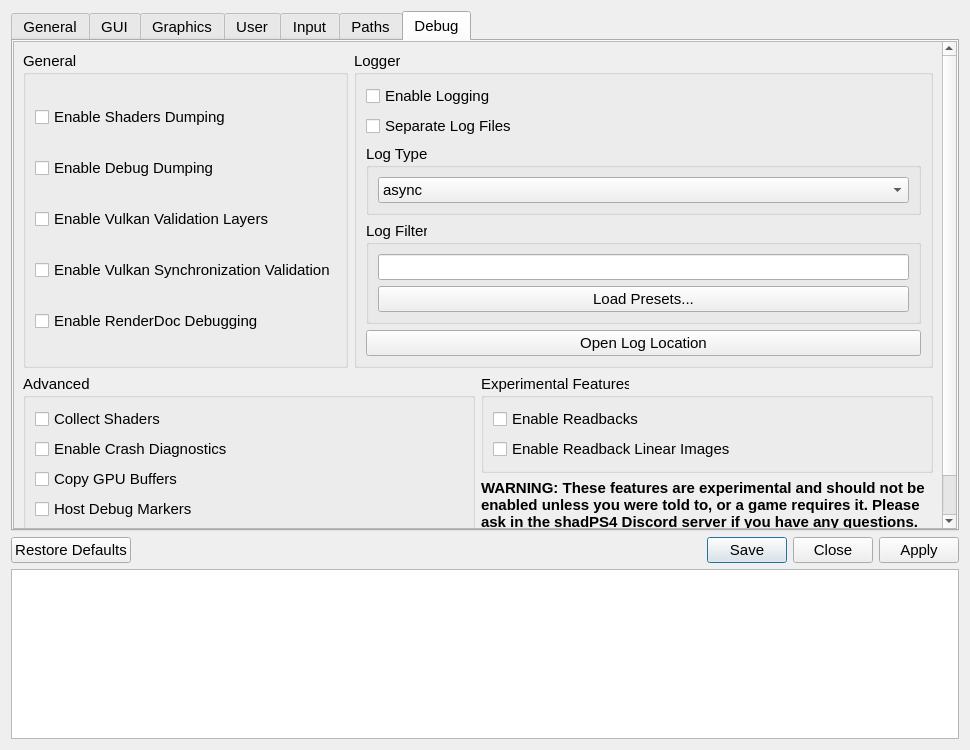
Above: src/qt_gui/settings_dialog.ui from shadps4-emu/shadPS4 before the change. Below: the same form after it.
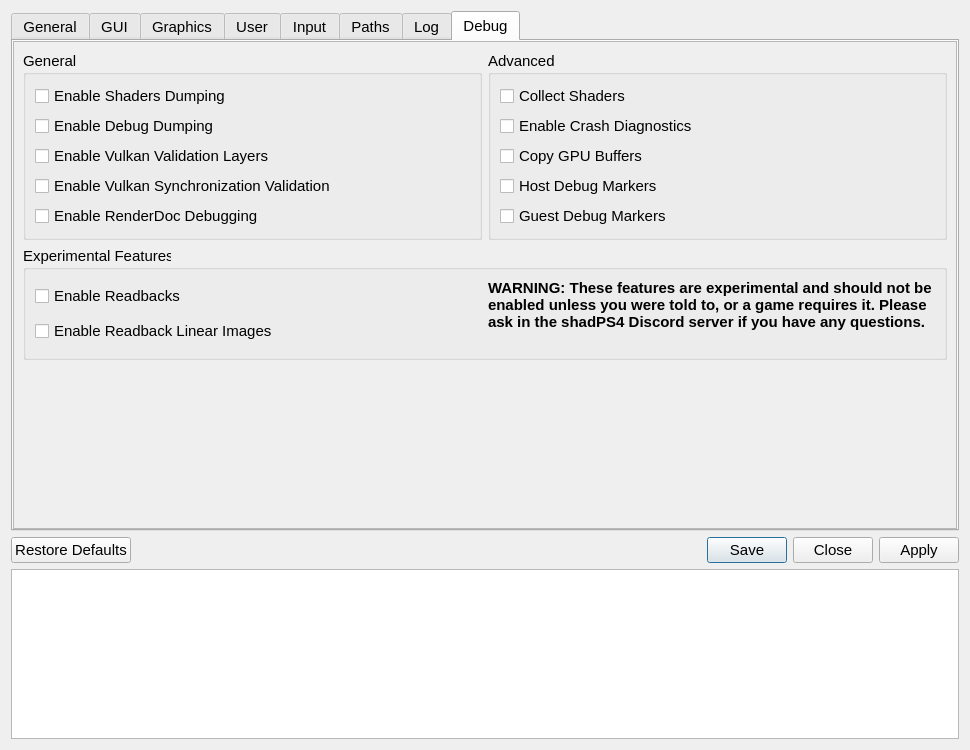
That is the form after the change. The open tabs and pages were chosen to show the change. Icons and pictures are not drawn.

Commit message:
minor adjustments to the interface and translation (#3531)
* minor adjustments to the interface and translation

* +

Deadzone Offset (def 0.50): 0.50
Speed Multiplier (def 1.0): 1.0
Speed Offset (def 0.125): 0.125

Log position adjustment

* RGB

RED
GREEN
BLUE

* + -

The edit to the form file:
```diff
--- a/src/qt_gui/settings_dialog.ui
+++ b/src/qt_gui/settings_dialog.ui
@@ -59,7 +59,7 @@
       </size>
      </property>
      <property name="currentIndex">
-      <number>2</number>
+      <number>6</number>
      </property>
      <widget class="QScrollArea" name="generalTab">
       <property name="widgetResizable">
@@ -74,7 +74,7 @@
          <x>0</x>
          <y>0</y>
          <width>946</width>
-         <height>536</height>
+         <height>486</height>
         </rect>
        </property>
        <layout class="QVBoxLayout" name="generalTabVLayout" stretch="0">
@@ -452,8 +452,8 @@
                  <rect>
                   <x>0</x>
                   <y>0</y>
-                  <width>402</width>
-                  <height>68</height>
+                  <width>400</width>
+                  <height>60</height>
                  </rect>
                 </property>
                 <layout class="QHBoxLayout" name="horizontalLayout_6">
@@ -472,7 +472,7 @@
                     </size>
                    </property>
                    <property name="text">
-                    <string>100%</string>
+                    <string notr="true">100%</string>
                    </property>
                    <property name="alignment">
                     <set>Qt::AlignmentFlag::AlignCenter</set>
@@ -539,9 +539,15 @@
          <x>0</x>
          <y>0</y>
          <width>946</width>
-         <height>536</height>
+         <height>486</height>
         </rect>
        </property>
+       <property name="sizePolicy">
+        <sizepolicy hsizetype="Preferred" vsizetype="Preferred">
+         <horstretch>0</horstretch>
+         <verstretch>0</verstretch>
+        </sizepolicy>
+       </property>
        <layout class="QVBoxLayout" name="guiTabVLayout" stretch="0">
         <item>
          <layout class="QHBoxLayout" name="horizontalLayout_1">
@@ -988,7 +994,7 @@
          <x>0</x>
          <y>0</y>
          <width>946</width>
-         <height>536</height>
+         <height>486</height>
         </rect>
        </property>
        <layout class="QVBoxLayout" name="graphicsTabVLayout" stretch="0,0">
@@ -1315,7 +1321,7 @@
                     </font>
                    </property>
                    <property name="text">
-                    <string>0.250</string>
+                    <string notr="true">0.250</string>
                    </property>
                    <property name="alignment">
                     <set>Qt::AlignmentFlag::AlignRight|Qt::AlignmentFlag::AlignTrailing|Qt::AlignmentFlag::AlignVCenter</set>
@@ -1386,7 +1392,7 @@
          <x>0</x>
          <y>0</y>
          <width>946</width>
-         <height>536</height>
+         <height>486</height>
         </rect>
        </property>
        <layout class="QVBoxLayout" name="userTabVLayout" stretch="0,0,1">
@@ -1628,7 +1634,7 @@
          <x>0</x>
          <y>0</y>
          <width>946</width>
-         <height>536</height>
+         <height>486</height>
         </rect>
        </property>
        <layout class="QVBoxLayout" name="inputTabVLayout" stretch="0,0">
@@ -1900,7 +1906,7 @@
          <x>0</x>
          <y>0</y>
          <width>946</width>
-         <height>536</height>
+         <height>486</height>
         </rect>
        </property>
        <layout class="QVBoxLayout" name="pathsTabLayout">
@@ -2056,85 +2062,37 @@
        </layout>
       </widget>
      </widget>
-     <widget class="QScrollArea" name="debugTab">
+     <widget class="QScrollArea" name="logTab">
       <property name="widgetResizable">
        <bool>true</bool>
       </property>
       <attribute name="title">
-       <string>Debug</string>
+       <string>Log</string>
       </attribute>
-      <widget class="QWidget" name="debugTabContents">
+      <widget class="QWidget" name="logTabContents">
        <property name="geometry">
         <rect>
          <x>0</x>
          <y>0</y>
          <width>946</width>
-         <height>536</height>
+         <height>299</height>
         </rect>
        </property>
-       <layout class="QVBoxLayout" name="debugTabVLayout" stretch="0,0">
+       <property name="sizePolicy">
+        <sizepolicy hsizetype="Preferred" vsizetype="Fixed">
+         <horstretch>0</horstretch>
+         <verstretch>0</verstretch>
+        </sizepolicy>
+       </property>
+       <layout class="QVBoxLayout" name="logTabVLayout" stretch="0">
         <item>
-         <layout class="QHBoxLayout" name="horizontalLayout_5">
+         <layout class="QHBoxLayout" name="horizontalLayout_log">
           <property name="leftMargin">
            <number>0</number>
           </property>
           <property name="topMargin">
            <number>0</number>
           </property>
-          <item>
-           <layout class="QHBoxLayout" name="debugTabHLayout" stretch="0">
-            <item>
-             <widget class="QGroupBox" name="debugTabGroupBox">
-              <property name="enabled">
-               <bool>true</bool>
-              </property>
-              <property name="title">
-               <string>General</string>
-              </property>
-              <property name="alignment">
-               <set>Qt::AlignmentFlag::AlignLeading|Qt::AlignmentFlag::AlignLeft|Qt::AlignmentFlag::AlignTop</set>
-              </property>
-              <layout class="QVBoxLayout" name="debugTabLayout">
-               <item>
-                <widget class="QCheckBox" name="dumpShadersCheckBox">
-                 <property name="text">
-                  <string>Enable Shaders Dumping</string>
-                 </property>
-                </widget>
-               </item>
-               <item>
-                <widget class="QCheckBox" name="debugDump">
-                 <property name="text">
-                  <string>Enable Debug Dumping</string>
-                 </property>
-                </widget>
-               </item>
-               <item>
-                <widget class="QCheckBox" name="vkValidationCheckBox">
-                 <property name="text">
-                  <string>Enable Vulkan Validation Layers</string>
-                 </property>
-                </widget>
-               </item>
-               <item>
-                <widget class="QCheckBox" name="vkSyncValidationCheckBox">
-                 <property name="text">
-                  <string>Enable Vulkan Synchronization Validation</string>
-                 </property>
-                </widget>
-               </item>
-               <item>
-                <widget class="QCheckBox" name="rdocCheckBox">
-                 <property name="text">
-                  <string>Enable RenderDoc Debugging</string>
-                 </property>
-                </widget>
-               </item>
-              </layout>
-             </widget>
-            </item>
-           </layout>
-          </item>
           <item>
            <layout class="QVBoxLayout" name="loggerTabLayoutRight">
             <item>
@@ -2144,6 +2102,16 @@
               </property>
               <layout class="QVBoxLayout" name="loggerLayout">
                <item>
+                <layout class="QHBoxLayout" name="horizontalLayout_12">
+                 <property name="topMargin">
+                  <number>0</number>
+                 </property>
+                 <item>
+                  <layout class="QVBoxLayout" name="verticalLayout_7">
+                   <property name="topMargin">
+                    <number>0</number>
+                   </property>
+                   <item>
                 <widget class="QCheckBox" name="enableLoggingCheckBox">
                  <property name="text">
                   <string>Enable Logging</string>
@@ -2157,23 +2125,16 @@
                  </property>
                 </widget>
                </item>
-               <item>
-                <widget class="QWidget" name="LogTypeWidget" native="true">
-                 <layout class="QVBoxLayout" name="LogTypeLayout">
-                  <property name="leftMargin">
-                   <number>0</number>
-                  </property>
-                  <property name="topMargin">
-                   <number>0</number>
-                  </property>
-                  <property name="rightMargin">
-                   <number>0</number>
-                  </property>
-                  <property name="bottomMargin">
-                   <number>0</number>
-                  </property>
+                  </layout>
+                 </item>
                   <item>
                    <widget class="QGroupBox" name="logTypeGroupBox">
+                   <property name="maximumSize">
+                    <size>
+                     <width>16777215</width>
+                     <height>16777215</height>
+                    </size>
+                   </property>
                     <property name="title">
                      <string>Log Type</string>
                     </property>
@@ -2196,7 +2157,6 @@
                    </widget>
                   </item>
                  </layout>
-                </widget>
                </item>
                <item>
                 <layout class="QVBoxLayout" name="vLayoutLogFilter">
@@ -2245,6 +2205,107 @@
           </item>
          </layout>
         </item>
+       </layout>
+      </widget>
+     </widget>
+     <widget class="QScrollArea" name="debugTab">
+      <property name="widgetResizable">
+       <bool>true</bool>
+      </property>
+      <attribute name="title">
+       <string>Debug</string>
+      </attribute>
+      <widget class="QWidget" name="debugTabContents">
+       <property name="geometry">
+        <rect>
+         <x>0</x>
+         <y>0</y>
+         <width>946</width>
+         <height>382</height>
+        </rect>
+       </property>
+       <property name="sizePolicy">
+        <sizepolicy hsizetype="Preferred" vsizetype="Maximum">
+         <horstretch>0</horstretch>
+         <verstretch>0</verstretch>
+        </sizepolicy>
+       </property>
+       <layout class="QVBoxLayout" name="debugTabVLayout" stretch="0,0">
+        <item>
+         <layout class="QHBoxLayout" name="horizontalLayout_5">
+          <property name="leftMargin">
+           <number>0</number>
+          </property>
+          <property name="topMargin">
+           <number>0</number>
+          </property>
+          <item>
+           <layout class="QHBoxLayout" name="debugTabHLayout" stretch="0">
+            <item>
+             <widget class="QGroupBox" name="debugTabGroupBox">
+              <property name="enabled">
+               <bool>true</bool>
+              </property>
+              <property name="sizePolicy">
+               <sizepolicy hsizetype="Preferred" vsizetype="Preferred">
+                <horstretch>0</horstretch>
+                <verstretch>0</verstretch>
+               </sizepolicy>
+              </property>
+              <property name="font">
+               <font>
+                <pointsize>11</pointsize>
+                <bold>false</bold>
+                <stylestrategy>PreferDefault</stylestrategy>
+               </font>
+              </property>
+              <property name="title">
+               <string>General</string>
+              </property>
+              <property name="alignment">
+               <set>Qt::AlignmentFlag::AlignLeading|Qt::AlignmentFlag::AlignLeft|Qt::AlignmentFlag::AlignTop</set>
+              </property>
+              <layout class="QVBoxLayout" name="debugTabLayout">
+               <item>
+                <widget class="QCheckBox" name="dumpShadersCheckBox">
+                 <property name="text">
+                  <string>Enable Shaders Dumping</string>
+                 </property>
+                </widget>
+               </item>
+               <item>
+                <widget class="QCheckBox" name="debugDump">
+                 <property name="text">
+                  <string>Enable Debug Dumping</string>
+                 </property>
+                </widget>
+               </item>
+               <item>
+                <widget class="QCheckBox" name="vkValidationCheckBox">
+                 <property name="text">
+                  <string>Enable Vulkan Validation Layers</string>
+                 </property>
+                </widget>
+               </item>
+               <item>
+                <widget class="QCheckBox" name="vkSyncValidationCheckBox">
+                 <property name="text">
+                  <string>Enable Vulkan Synchronization Validation</string>
+                 </property>
+                </widget>
+               </item>
+               <item>
+                <widget class="QCheckBox" name="rdocCheckBox">
+                 <property name="text">
+                  <string>Enable RenderDoc Debugging</string>
+                 </property>
+                </widget>
+               </item>
+              </layout>
+             </widget>
+            </item>
+           </layout>
+          </item>
         <item>
          <layout class="QHBoxLayout" name="horizontalLayout_7">
           <item>
@@ -2255,6 +2316,12 @@
               <verstretch>0</verstretch>
              </sizepolicy>
             </property>
+              <property name="layoutDirection">
+               <enum>Qt::LayoutDirection::LeftToRight</enum>
+              </property>
+              <property name="autoFillBackground">
+               <bool>false</bool>
+              </property>
             <property name="title">
              <string>Advanced</string>
             </property>
@@ -2262,6 +2329,12 @@
              <set>Qt::AlignmentFlag::AlignLeading|Qt::AlignmentFlag::AlignLeft|Qt::AlignmentFlag::AlignTop</set>
             </property>
             <layout class="QVBoxLayout" name="advancedLayout">
+               <property name="spacing">
+                <number>6</number>
+               </property>
+               <property name="leftMargin">
+                <number>9</number>
+               </property>
              <item>
               <widget class="QCheckBox" name="collectShaderCheckBox">
                <property name="text">
@@ -2300,6 +2373,15 @@
             </layout>
            </widget>
           </item>
+           </layout>
+          </item>
+         </layout>
+        </item>
+        <item>
+         <layout class="QHBoxLayout" name="horizontalLayout_8">
+          <property name="topMargin">
+           <number>0</number>
+          </property>
           <item>
            <layout class="QVBoxLayout" name="verticalLayout_4">
             <item>
@@ -2309,6 +2391,16 @@
               </property>
               <layout class="QVBoxLayout" name="verticalLayout_3">
                <item>
+                <layout class="QHBoxLayout" name="horizontalLayout_11">
+                 <property name="topMargin">
+                  <number>0</number>
+                 </property>
+                 <item>
+                  <layout class="QVBoxLayout" name="verticalLayout_6">
+                   <property name="topMargin">
+                    <number>0</number>
+                   </property>
+                   <item>
                 <widget class="QCheckBox" name="readbacksCheckBox">
                  <property name="text">
                   <string>Enable Readbacks</string>
@@ -2323,10 +2415,21 @@
                 </widget>
                </item>
               </layout>
-             </widget>
             </item>
             <item>
              <widget class="QLabel" name="ExperimentalLabel">
+                   <property name="sizeIncrement">
+                    <size>
+                     <width>0</width>
+                     <height>0</height>
+                    </size>
+                   </property>
+                   <property name="baseSize">
+                    <size>
+                     <width>0</width>
+                     <height>0</height>
+                    </size>
+                   </property>
               <property name="font">
                <font>
                 <pointsize>11</pointsize>
@@ -2336,12 +2439,26 @@
               <property name="text">
                <string>WARNING: These features are experimental and should not be enabled unless you were told to, or a game requires it. Please ask in the shadPS4 Discord server if you have any questions.</string>
               </property>
+                   <property name="scaledContents">
+                    <bool>false</bool>
+                   </property>
               <property name="alignment">
                <set>Qt::AlignmentFlag::AlignLeading|Qt::AlignmentFlag::AlignLeft|Qt::AlignmentFlag::AlignTop</set>
               </property>
               <property name="wordWrap">
                <bool>true</bool>
               </property>
+                   <property name="margin">
+                    <number>0</number>
+                   </property>
+                   <property name="indent">
+                    <number>-1</number>
+                   </property>
+                  </widget>
+                 </item>
+                </layout>
+               </item>
+              </layout>
              </widget>
             </item>
            </layout>
```
Lines whose indentation alone changed are shown as unchanged. The commit also changes 6 other files.
